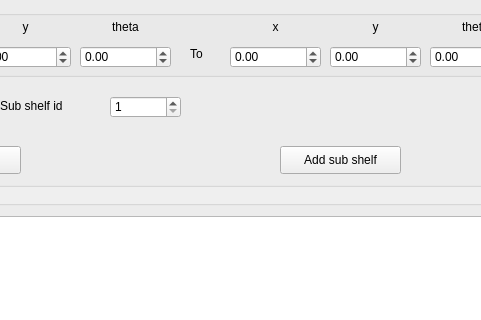
This is DATN_GUI.ui in Anh-phi-ngu-IT-Dien-tu/DATN_Nhung_Firmware_Raspberrypi as Qt 5 draws it before an edit; both pictures show x 230 to 711 and y 264 to 584 of the 1400 by 674 pixel window. The edited form follows.
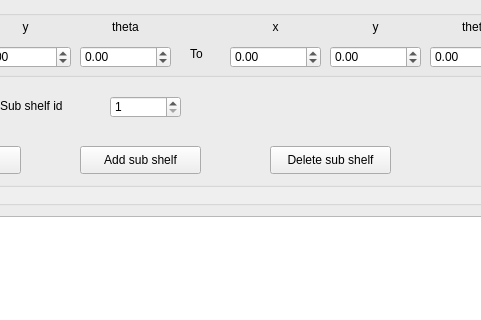
This is the edited form.

Commit message: Add delete sub shelf

```diff
--- a/DATN_GUI.ui
+++ b/DATN_GUI.ui
@@ -349,7 +349,7 @@
     <widget class="QPushButton" name="addSubShelfPushButton">
      <property name="geometry">
       <rect>
-       <x>510</x>
+       <x>310</x>
        <y>250</y>
        <width>121</width>
        <height>28</height>
@@ -408,6 +408,19 @@
       <string>Delete product</string>
      </property>
     </widget>
+    <widget class="QPushButton" name="deleteSubShelfPushButton">
+     <property name="geometry">
+      <rect>
+       <x>500</x>
+       <y>250</y>
+       <width>121</width>
+       <height>28</height>
+      </rect>
+     </property>
+     <property name="text">
+      <string>Delete sub shelf</string>
+     </property>
+    </widget>
    </widget>
    <widget class="QGroupBox" name="DebugGroupBox">
     <property name="geometry">
```
The commit also changes 5 other files.
